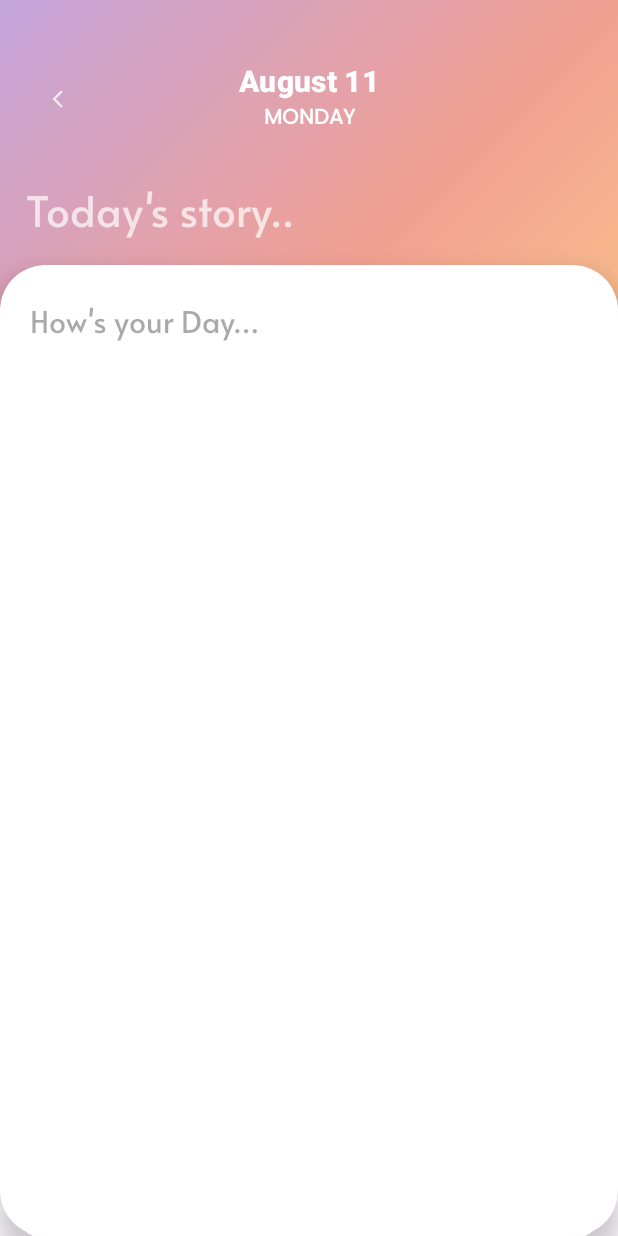
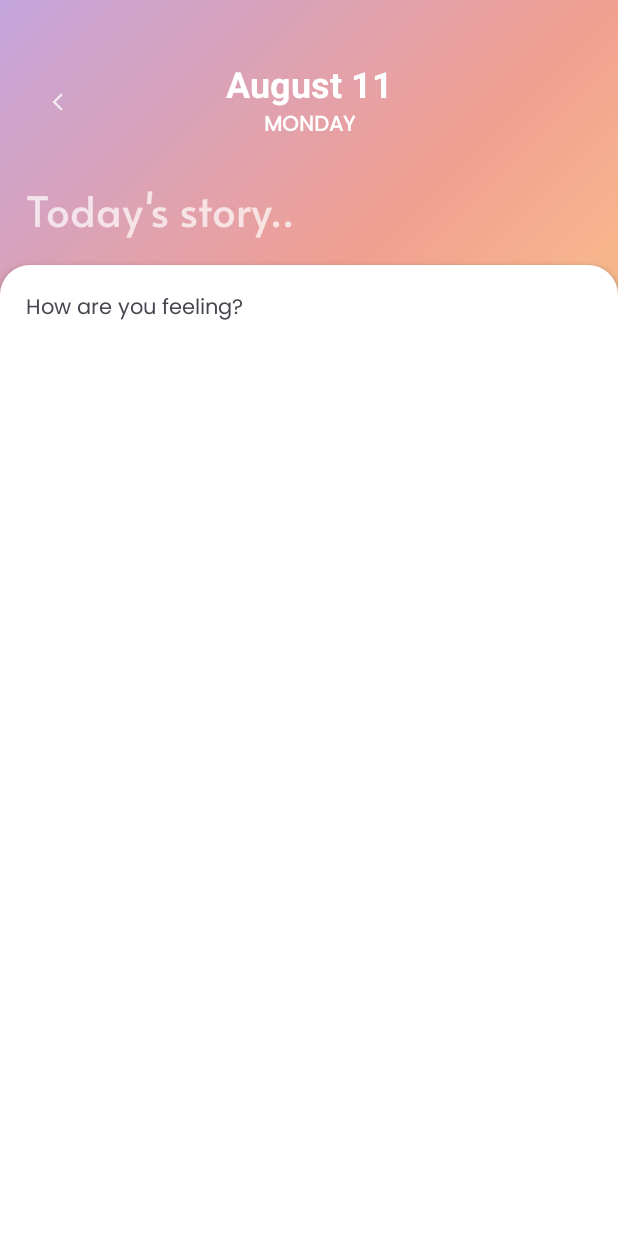
Before and after one commit to Yash-Raj-K0hli725/Diary, an Android app: the fragment Addin shown on its own in the app's theme, on a phone screen of 412 x 824 dp. Run offline under Robolectric (Android 15) with nearby library versions, the phone set to English and light mode, and no system bars; our stand-ins replace data binding.

Commit message:
added new lotties, some addin UI changes

```diff
--- a/app/build.gradle.kts
+++ b/app/build.gradle.kts
@@ -53,13 +53,12 @@ dependencies {
     implementation("androidx.room:room-ktx:$room_version")
     ksp("androidx.room:room-compiler:$room_version")
     implementation ("com.intuit.sdp:sdp-android:1.1.1")
-
     //<--ViewModel-->
     val lifecycle_version = "2.8.6"
     implementation("androidx.lifecycle:lifecycle-viewmodel-ktx:$lifecycle_version")
     implementation("it.xabaras.android:recyclerview-swipedecorator:1.4")
     implementation("androidx.recyclerview:recyclerview-selection:1.1.0")
-    //<----->
+    //<--GIF-->
     implementation("pl.droidsonroids.gif:android-gif-drawable:1.2.17")
     //<----->
     implementation(libs.androidx.navigation.fragment.ktx)
--- a/app/src/main/java/com/example/diary/Main/Fragments/DataEntries/Addin.kt
+++ b/app/src/main/java/com/example/diary/Main/Fragments/DataEntries/Addin.kt
@@ -28,7 +28,6 @@ class Addin : Fragment() {
         savedInstanceState: Bundle?
     ): View {
         bind = DataBindingUtil.inflate(inflater, R.layout.fragment_addin, container, false)
-//        bind.Timern.text = Date().toString()
         val cal = Calendar.getInstance()
         bind.apply {
             val cDate = cal.get(Calendar.DATE).toString()
@@ -62,14 +61,14 @@ class Addin : Fragment() {
     }
 
     private fun checkInputs(): Boolean {
-        return (bind.Data.text.isNotEmpty() || bind.Title.text.isNotEmpty())
+        return (bind.data.text.isNotEmpty() || bind.Title.text.isNotEmpty())
     }
 
     private fun confirmDairyEntry() {
         val navController = requireActivity().findNavController(R.id.hoster)
         val data = if (checkInputs()) {
             val title = bind.Title.text.toString()
-            val text = bind.Data.text.toString()
+            val text = bind.data.text.toString()
             DataCC(0, title, text, Date())
         } else {
             null
--- /dev/null
+++ b/app/src/main/res/drawable/bottom_sheet_bg.xml
@@ -0,0 +1,8 @@
+<?xml version="1.0" encoding="utf-8"?>
+<shape xmlns:android="http://schemas.android.com/apk/res/android"
+    android:shape="rectangle">
+    <corners
+        android:topLeftRadius="20dp"
+        android:topRightRadius="20dp" />
+    <solid android:color="@color/white" />
+</shape>
--- a/app/src/main/res/layout/fragment_addin.xml
+++ b/app/src/main/res/layout/fragment_addin.xml
@@ -20,7 +20,7 @@
 
         <TextView
             android:id="@+id/date"
-            style="@style/TextAppearance.MaterialComponents.Headline6"
+            style="@style/TextAppearance.MaterialComponents.Headline5"
             android:layout_width="wrap_content"
             android:layout_height="wrap_content"
             android:fontFamily="@font/poppins"
@@ -51,7 +51,7 @@
             android:background="@android:color/transparent"
             android:scaleX="0.6"
             android:scaleY="0.6"
-            android:src="@drawable/ic_back"
+            android:src="@drawable/ic_arrow_back"
             app:layout_constraintBottom_toBottomOf="@id/day"
             app:layout_constraintEnd_toEndOf="parent"
             app:layout_constraintHorizontal_bias="0.05"
@@ -68,41 +68,50 @@
             android:hint="@string/title_hint"
             android:textColor="@color/white"
             android:textColorHint="#B3FFFFFF"
+            android:textCursorDrawable="@color/white"
             android:textSize="28sp"
-            app:layout_constraintBottom_toTopOf="@id/TextCard"
+            app:layout_constraintBottom_toTopOf="@id/card"
             app:layout_constraintEnd_toEndOf="parent"
             app:layout_constraintHorizontal_bias="0.5"
             app:layout_constraintStart_toStartOf="parent"
             app:layout_constraintTop_toBottomOf="@id/guide" />
 
-        <androidx.cardview.widget.CardView
-            android:id="@+id/TextCard"
+        <LinearLayout
+            android:id="@+id/card"
             android:layout_width="match_parent"
             android:layout_height="0dp"
-            android:background="@color/white"
-            app:cardCornerRadius="30dp"
-            app:cardElevation="10dp"
+            android:background="@drawable/bottom_sheet_bg"
+            android:elevation="4dp"
             app:layout_constraintBottom_toBottomOf="parent"
             app:layout_constraintEnd_toEndOf="parent"
-            app:layout_constraintHorizontal_bias="0.5"
             app:layout_constraintStart_toStartOf="parent"
-            app:layout_constraintTop_toBottomOf="@id/Title">
+            android:orientation="vertical"
+            app:layout_constraintTop_toBottomOf="@id/Title"
+            android:padding="17dp"
+            >
 
-            <EditText
-                android:id="@+id/Data"
-                android:layout_width="match_parent"
-                android:layout_height="match_parent"
-                android:layout_margin="20dp"
-                android:background="@android:color/transparent"
-                android:fontFamily="@font/alata"
-                android:gravity="start"
-                android:hint="@string/how_s_your_day"
-                android:inputType="textMultiLine"
-                android:textColor="#252525"
-                android:textSize="20sp" />
+            <TextView
+                android:layout_width="wrap_content"
+                android:layout_height="wrap_content"
+                android:text="How are you feeling?"
+                android:fontFamily="@font/poppins"
+                />
 
 
-        </androidx.cardview.widget.CardView>
+
+<!--            <EditText-->
+<!--                android:id="@+id/data"-->
+<!--                android:layout_width="match_parent"-->
+<!--                android:layout_height="match_parent"-->
+<!--                android:background="@android:color/transparent"-->
+<!--                android:fontFamily="@font/alata"-->
+<!--                android:gravity="start"-->
+<!--                android:hint="@string/how_s_your_day"-->
+<!--                android:inputType="textMultiLine"-->
+<!--                android:textColor="#252525"-->
+<!--                android:textSize="20sp" />-->
+        </LinearLayout>
+
 
         <androidx.constraintlayout.widget.Guideline
             android:id="@+id/guide"
--- a/app/src/main/res/layout/fragment_edit.xml
+++ b/app/src/main/res/layout/fragment_edit.xml
@@ -25,7 +25,7 @@
             android:scaleX="1.4"
             android:scaleY="1.4"
             android:padding="2dp"
-            android:src="@drawable/ic_back"
+            android:src="@drawable/ic_arrow_back"
             />
 
         <TextView
--- a/app/src/main/res/layout/fragment_login.xml
+++ b/app/src/main/res/layout/fragment_login.xml
@@ -75,8 +75,9 @@
             android:id="@+id/confirm"
             android:layout_width="wrap_content"
             android:layout_height="wrap_content"
-            android:src="@drawable/confirm"
+            android:src="@drawable/ic_arrow_back"
             app:backgroundTint="@color/white"
+            android:rotation="180"
             app:shapeAppearance="@style/ThemeOverlay.Material3.FloatingActionButton.Primary"
             app:layout_constraintBottom_toBottomOf="parent"
             app:layout_constraintEnd_toEndOf="parent"
```
Also changed, not shown: app/src/main/res/drawable-anydpi/confirm.xml (deleted, +0 -12 lines), app/src/main/res/layout/fragment_register.xml (+4 -3 lines), app/src/main/res/drawable-anydpi/ic_arrow_back.xml (renamed from app/src/main/res/drawable-anydpi/ic_back.xml), app/src/main/res/drawable-hdpi/confirm.png (deleted), app/src/main/res/drawable-hdpi/ic_arrow_back.png (renamed from app/src/main/res/drawable-hdpi/ic_back.png), app/src/main/res/drawable-mdpi/confirm.png (deleted), app/src/main/res/drawable-mdpi/ic_arrow_back.png (renamed from app/src/main/res/drawable-mdpi/ic_back.png), app/src/main/res/drawable-xhdpi/confirm.png (deleted), app/src/main/res/drawable-xhdpi/ic_arrow_back.png (renamed from app/src/main/res/drawable-xhdpi/ic_back.png), app/src/main/res/drawable-xxhdpi/confirm.png (deleted), app/src/main/res/drawable-xxhdpi/ic_arrow_back.png (renamed from app/src/main/res/drawable-xxhdpi/ic_back.png), 3 other files.
